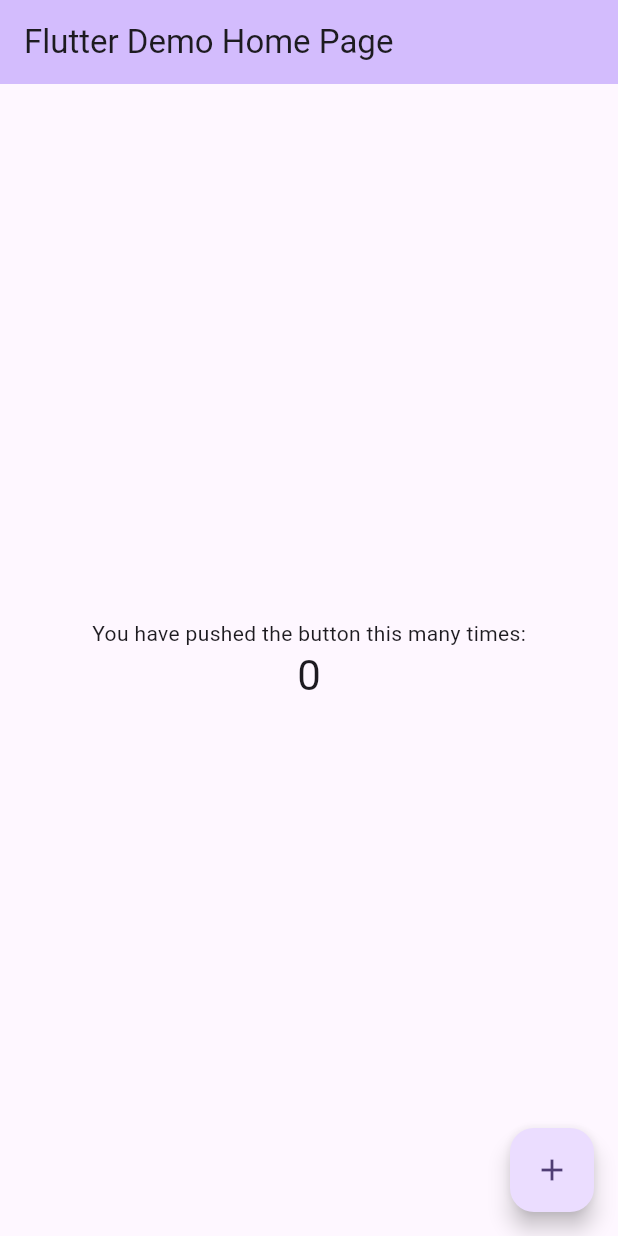
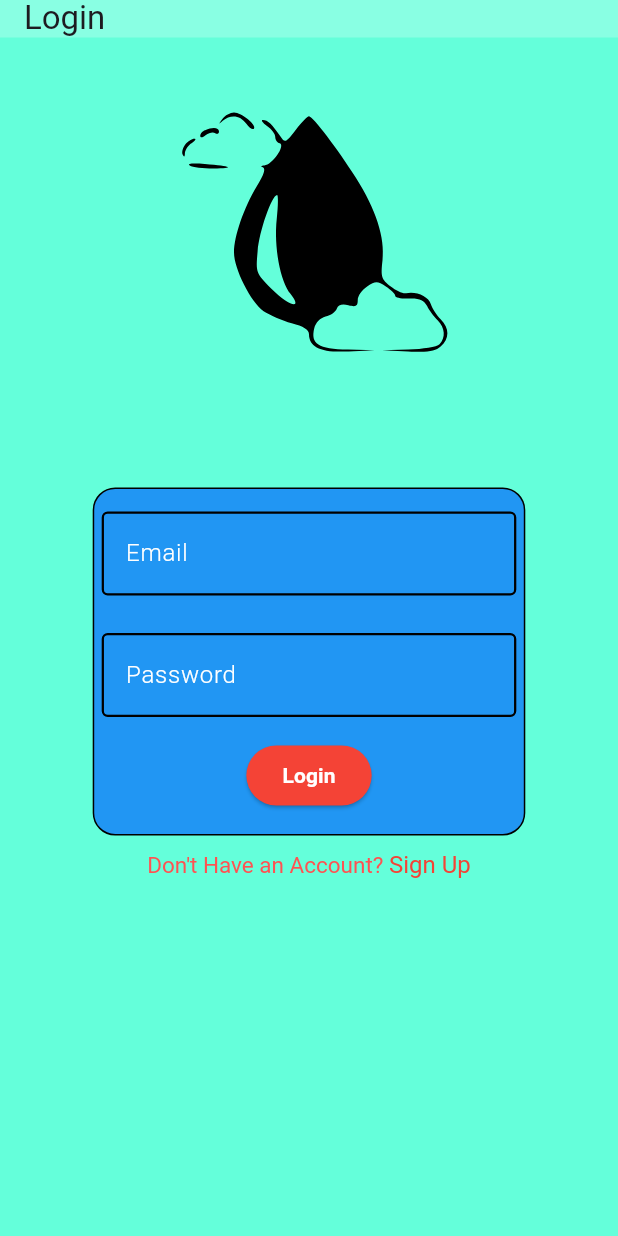
Before and after one commit to AMfaraz/BloodLink, a Flutter app: the screen it shows after launch, on a phone screen of 412 x 824 dp. Run offline on Flutter 3.47's test engine with Material 2 defaults, Android fonts, the phone set to English and light mode, and no system bars; our stand-ins replace flutter_svg.

Commit message:
Login and Sign up Screen added

```diff
--- a/lib/main.dart
+++ b/lib/main.dart
@@ -1,4 +1,7 @@
 import 'package:flutter/material.dart';
+
+import './screens/login_screen.dart';
+import './utils/colors.dart';
 
 void main() {
   runApp(const MyApp());
@@ -11,7 +14,8 @@ class MyApp extends StatelessWidget {
   @override
   Widget build(BuildContext context) {
     return MaterialApp(
-      title: 'Flutter Demo',
+      debugShowCheckedModeBanner: false,
+      title: 'Blood Link',
       theme: ThemeData(
         // This is the theme of your application.
         //
@@ -28,98 +32,11 @@ class MyApp extends StatelessWidget {
         //
         // This works for code too, not just values: Most code changes can be
         // tested with just a hot reload.
-        colorScheme: ColorScheme.fromSeed(seedColor: Colors.deepPurple),
+        scaffoldBackgroundColor: mobileBackgroundColor,
+        // colorScheme: ColorScheme.fromSeed(seedColor: Colors.deepPurple),
         useMaterial3: true,
       ),
-      home: const MyHomePage(title: 'Flutter Demo Home Page'),
+      home: const LoginScreen(),
     );
   }
 }
-
-class MyHomePage extends StatefulWidget {
-  const MyHomePage({super.key, required this.title});
-
-  // This widget is the home page of your application. It is stateful, meaning
-  // that it has a State object (defined below) that contains fields that affect
-  // how it looks.
-
-  // This class is the configuration for the state. It holds the values (in this
-  // case the title) provided by the parent (in this case the App widget) and
-  // used by the build method of the State. Fields in a Widget subclass are
-  // always marked "final".
-
-  final String title;
-
-  @override
-  State<MyHomePage> createState() => _MyHomePageState();
-}
-
-class _MyHomePageState extends State<MyHomePage> {
-  int _counter = 0;
-
-  void _incrementCounter() {
-    setState(() {
-      // This call to setState tells the Flutter framework that something has
-      // changed in this State, which causes it to rerun the build method below
-      // so that the display can reflect the updated values. If we changed
-      // _counter without calling setState(), then the build method would not be
-      // called again, and so nothing would appear to happen.
-      _counter++;
-    });
-  }
-
-  @override
-  Widget build(BuildContext context) {
-    // This method is rerun every time setState is called, for instance as done
-    // by the _incrementCounter method above.
-    //
-    // The Flutter framework has been optimized to make rerunning build methods
-    // fast, so that you can just rebuild anything that needs updating rather
-    // than having to individually change instances of widgets.
-    return Scaffold(
-      appBar: AppBar(
-        // TRY THIS: Try changing the color here to a specific color (to
-        // Colors.amber, perhaps?) and trigger a hot reload to see the AppBar
-        // change color while the other colors stay the same.
-        backgroundColor: Theme.of(context).colorScheme.inversePrimary,
-        // Here we take the value from the MyHomePage object that was created by
-        // the App.build method, and use it to set our appbar title.
-        title: Text(widget.title),
-      ),
-      body: Center(
-        // Center is a layout widget. It takes a single child and positions it
-        // in the middle of the parent.
-        child: Column(
-          // Column is also a layout widget. It takes a list of children and
-          // arranges them vertically. By default, it sizes itself to fit its
-          // children horizontally, and tries to be as tall as its parent.
-          //
-          // Column has various properties to control how it sizes itself and
-          // how it positions its children. Here we use mainAxisAlignment to
-          // center the children vertically; the main axis here is the vertical
-          // axis because Columns are vertical (the cross axis would be
-          // horizontal).
-          //
-          // TRY THIS: Invoke "debug painting" (choose the "Toggle Debug Paint"
-          // action in the IDE, or press "p" in the console), to see the
-          // wireframe for each widget.
-          mainAxisAlignment: MainAxisAlignment.center,
-          children: <Widget>[
-            const Text(
-              'You have pushed the button this many times:',
-            ),
-            Text(
-              '$_counter',
-              style: Theme.of(context).textTheme.headlineMedium,
-            ),
-          ],
-        ),
-      ),
-      floatingActionButton: FloatingActionButton(
-        onPressed: _incrementCounter,
-        tooltip: 'Increment',
-        child: const Icon(Icons.add),
-      ), // This trailing comma makes auto-formatting nicer for build methods.
-    );
-  }
-}
--- /dev/null
+++ b/lib/screens/login_screen.dart
@@ -0,0 +1,125 @@
+import 'package:flutter/gestures.dart';
+import 'package:flutter/material.dart';
+import 'package:flutter_svg/flutter_svg.dart';
+
+import '../widgets/input_fields.dart';
+import '../utils/colors.dart';
+import './signup_screen.dart';
+
+class LoginScreen extends StatefulWidget {
+  const LoginScreen({Key? key}) : super(key: key);
+
+  @override
+  State<LoginScreen> createState() => _LoginScreenState();
+}
+
+class _LoginScreenState extends State<LoginScreen> {
+  final TextEditingController emailController = TextEditingController();
+  final TextEditingController passwordController = TextEditingController();
+
+  @override
+  void dispose() {
+    // TODO: implement dispose
+    super.dispose();
+    emailController.dispose();
+    passwordController.dispose();
+  }
+
+  @override
+  Widget build(BuildContext context) {
+    return Scaffold(
+      appBar: AppBar(
+        toolbarHeight: 25,
+        backgroundColor: Colors.white24,
+        title: const Text("Login"),
+      ),
+      body: SafeArea(
+          child: SingleChildScrollView(
+        child: Column(
+          children: [
+            SvgPicture.asset(
+              "assets/logo/blood.svg",
+              height: 250,
+            ),
+            const SizedBox(
+              height: 50,
+            ),
+            Container(
+              decoration: BoxDecoration(
+                  borderRadius: BorderRadius.circular(15),
+                  color: primaryColor,
+                  border: Border.all(
+                    width: 1,
+                  )),
+              margin: EdgeInsets.symmetric(
+                  horizontal: (MediaQuery.of(context).size.width * 0.15)),
+              // width: MediaQuery.of(context).size.width*0.75,
+              // height: MediaQuery.of(context).size.width*0.75,
+              padding:
+                  const EdgeInsets.only(top: 15, bottom: 15, right: 5, left: 5),
+              child: Column(
+                mainAxisSize: MainAxisSize.min,
+                crossAxisAlignment: CrossAxisAlignment.center,
+                mainAxisAlignment: MainAxisAlignment.center,
+                //adding textfields
+                children: <Widget>[
+                  TextInput(
+                      inputController: emailController,
+                      fieldName: "Email",
+                      fieldType: TextInputType.emailAddress),
+                  const SizedBox(
+                    height: 25,
+                  ),
+                  TextInput(
+                    inputController: passwordController,
+                    fieldName: "Password",
+                    fieldType: TextInputType.text,
+                    isPass: true,
+                  ),
+                  const SizedBox(
+                    height: 15,
+                  ),
+                  ElevatedButton(
+                    onPressed: () {},
+                    style: ElevatedButton.styleFrom(
+                      backgroundColor: Colors.red,
+                    ),
+                    child: const Text(
+                      "Login",
+                      style: TextStyle(
+                          color: Colors.white, fontWeight: FontWeight.w700),
+                    ),
+                  ),
+                ],
+              ),
+            ),
+            const SizedBox(
+              height: 10,
+            ),
+            RichText(
+              text: TextSpan(
+                  text: "Don't Have an Account? ",
+                  style: const TextStyle(fontSize: 15, color: Colors.redAccent),
+                  children: <TextSpan>[
+                    TextSpan(
+                      recognizer: TapGestureRecognizer()
+                        ..onTap = () {
+                          Navigator.of(context).pushReplacement(MaterialPageRoute(builder: (context){
+                            return const SignUpScreen();
+                          }));
+                        },
+                      text: "Sign Up",
+                      style: const TextStyle(
+                        fontSize: 16,
+                        fontWeight: FontWeight.w400,
+                        color: Colors.red,
+                      ),
+                    ),
+                  ]),
+            ),
+          ],
+        ),
+      )),
+    );
+  }
+}
--- /dev/null
+++ b/lib/utils/colors.dart
@@ -0,0 +1,10 @@
+import 'package:flutter/material.dart';
+
+// const mobileBackgroundColor=Color.fromRGBO(96, 163, 202, 1); blue
+// const primaryColor=Color.fromRGBO(252, 215, 5,1); yello
+
+const mobileBackgroundColor=Colors.tealAccent;//burnt orange
+const primaryColor=Colors.blue; //peach
+
+
+// const primaryColor=Color.fromRGBO(243, 156, 18,0.5);
--- /dev/null
+++ b/lib/widgets/input_fields.dart
@@ -0,0 +1,39 @@
+import 'package:flutter/material.dart';
+
+class TextInput extends StatelessWidget {
+  final TextEditingController inputController;
+  final String fieldName;
+  final bool isPass;
+  final TextInputType fieldType;
+
+  const TextInput(
+      {Key? key,
+      required this.inputController,
+      required this.fieldName,
+      this.isPass = false,
+      required this.fieldType})
+      : super(key: key);
+
+  @override
+  Widget build(BuildContext context) {
+    const border=OutlineInputBorder(
+        borderSide: BorderSide(
+          width: 1.5,color: Colors.black,
+        )
+    );
+
+    return TextField(
+      controller: inputController,
+      decoration: InputDecoration(
+        hintText: fieldName,
+        labelText: fieldName,
+        labelStyle: const TextStyle(fontWeight: FontWeight.w300,color: Colors.white),
+        enabledBorder: border,
+        focusedBorder: border,
+        border: border,
+      ),
+      obscureText: isPass,
+      keyboardType: fieldType,
+    );
+  }
+}
--- a/pubspec.yaml
+++ b/pubspec.yaml
@@ -30,6 +30,7 @@ environment:
 dependencies:
   flutter:
     sdk: flutter
+  flutter_svg: ^2.0.7
 
 
   # The following adds the Cupertino Icons font to your application.
@@ -59,8 +60,8 @@ flutter:
   uses-material-design: true
 
   # To add assets to your application, add an assets section, like this:
-  # assets:
-  #   - images/a_dot_burr.jpeg
+  assets:
+     - assets/logo/blood.svg
   #   - images/a_dot_ham.jpeg
 
   # An image asset can refer to one or more resolution-specific "variants", see
```
Also changed, not shown: lib/screens/signup_screen.dart (added, +140 -0 lines), assets/logo/blood.svg (added), pubspec.lock.
